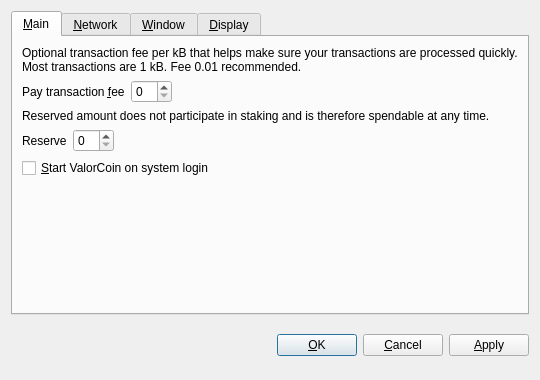
First picture: the form in src/qt/forms/optionsdialog.ui, repository bogatyrov/valorbit, before the edit.
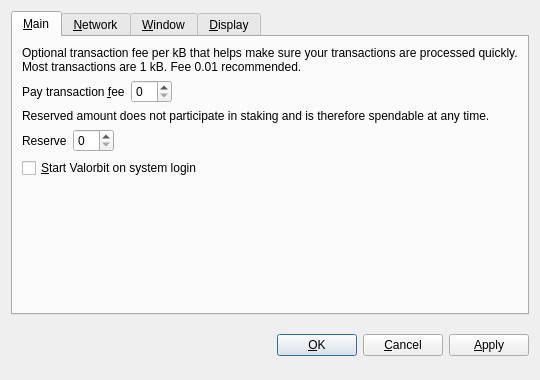
Second picture: the form after the edit. Custom widgets are drawn as their Qt base class.

Commit message:
Compiles after rename to valorbit
Conflicts:
	.gitignore

What changed in the file:
```diff
--- a/src/qt/forms/optionsdialog.ui
+++ b/src/qt/forms/optionsdialog.ui
@@ -128,7 +128,7 @@
           <string>Automatically start ValorCoin after logging in to the system.</string>
          </property>
          <property name="text">
-          <string>&amp;Start ValorCoin on system login</string>
+          <string>&amp;Start Valorbit on system login</string>
          </property>
         </widget>
        </item>
```
Left out of the diff: 8 changed lines with no effect on the pictures. The commit also changes 158 other files.
